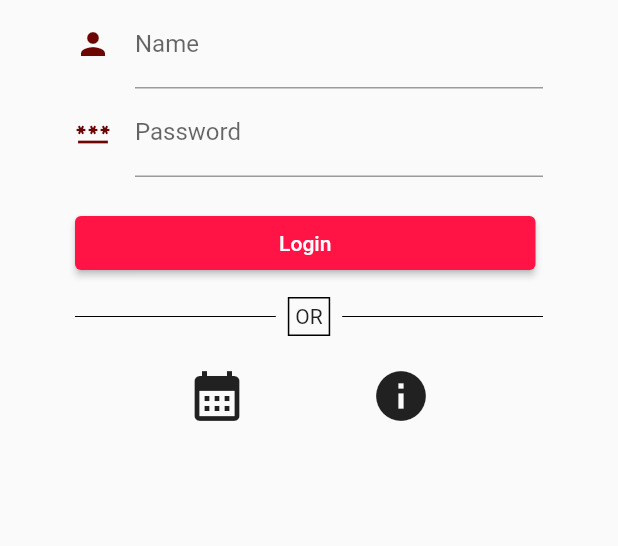
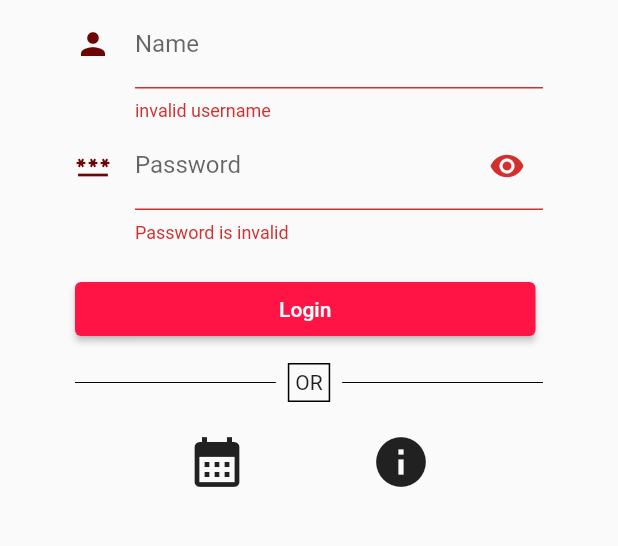
Before and after one commit to AlfonsInfo/Gofit-Development, a Flutter app: the screen it shows after launch, after a tap on "Login", on a phone screen of 412 x 824 dp, the part 571-1117 px from its top. Run offline on Flutter 3.47's test engine with Material 2 defaults, Android fonts, the phone set to English and light mode, and no system bars; our stand-ins replace flutter_bloc; accounts and stored records are empty.

Commit message:
login biasa

```diff
--- /dev/null
+++ b/mobile_app_gofit_0541/lib/Bloc/Home/form_submission_status.dart
@@ -0,0 +1,18 @@
+abstract class FormSumbissionStatus{
+  const FormSumbissionStatus();
+}
+
+class InitialFormStatus extends FormSumbissionStatus{
+  const InitialFormStatus();
+}
+
+class FormSubmitting extends FormSumbissionStatus{}
+
+class SubmissionSuccess extends FormSumbissionStatus{}
+
+
+class SubmissionFailed extends FormSumbissionStatus{
+  final Exception exception;
+
+  SubmissionFailed(this.exception);
+}
--- /dev/null
+++ b/mobile_app_gofit_0541/lib/Bloc/Home/login_bloc.dart
@@ -0,0 +1,45 @@
+import 'dart:async';
+import 'package:flutter_bloc/flutter_bloc.dart';
+import 'package:mobile_app_gofit_0541/Bloc/Home/form_submission_status.dart';
+import 'package:mobile_app_gofit_0541/Repository/auth_repository.dart';
+
+part 'login_event.dart';
+part 'login_state.dart';
+
+
+class LoginBloc extends Bloc<LoginEvent, LoginState>{
+  AuthRepository authRepo = AuthRepository();
+
+  // LoginBloc() : super(const LoginState()){
+  LoginBloc() : super(LoginState()){
+    on<LoginUsernameChanged>(_onEmailChanged);
+    on<LoginPasswordChanged>(_onPasswordChanged);
+    on<LoginSubmitted>(_onLoginSubmitted);
+  }
+
+  _onEmailChanged(LoginUsernameChanged event, Emitter<LoginState> emit)
+  {
+    emit(state.copyWith(username: event.username));
+  }
+
+  _onPasswordChanged(LoginPasswordChanged event, Emitter<LoginState> emit)
+  {
+    emit(state.copyWith(password: event.password));
+  }
+
+  _onLoginSubmitted (LoginSubmitted event, Emitter<LoginState> emit) async
+  {
+    emit(state.copyWith(formStatus: FormSubmitting()));
+    try{
+      final response = await authRepo.login(username: state.username, password: state.password);
+      emit(state.copyWith(formStatus: SubmissionSuccess()));
+    }catch(e){
+      emit(state.copyWith(formStatus: SubmissionFailed(e as Exception)));
+    }
+    // print('mantap jiwa boss');
+  }
+  // @override
+  // Stream<LoginState> mapEventToState(LoginEvent event) async*{
+
+
+}
--- /dev/null
+++ b/mobile_app_gofit_0541/lib/Bloc/Home/login_event.dart
@@ -0,0 +1,26 @@
+part of 'login_bloc.dart';
+
+
+//* Representasi Abstrak Semua Event Pada Form login
+abstract class LoginEvent{}
+
+
+
+//* Representasi Evnt perubahan username
+class LoginUsernameChanged extends LoginEvent{
+  final String? username;
+  LoginUsernameChanged({this.username});
+}
+
+
+
+//* Representasi Event perubahan password
+class LoginPasswordChanged extends LoginEvent{
+  final String? password;
+
+  LoginPasswordChanged({this.password});
+}
+
+
+//* Login Submitted
+class LoginSubmitted extends LoginEvent{}
--- /dev/null
+++ b/mobile_app_gofit_0541/lib/Bloc/Home/login_state.dart
@@ -0,0 +1,26 @@
+part of 'login_bloc.dart';
+
+
+class LoginState{
+  final String username;
+  bool get isValidUsername => username.length > 3;
+
+  final String password;
+  bool get isValidPassword => password.length > 3;
+
+  final FormSumbissionStatus formStatus;
+
+  LoginState({
+    this.username = '',
+    this.password = '',
+    this.formStatus = const InitialFormStatus()
+  });
+
+  LoginState copyWith({String? username, String? password, FormSumbissionStatus? formStatus = const InitialFormStatus()}){
+    return LoginState(
+      username: username ?? this.username,
+      password: password ?? this.password,
+      formStatus: formStatus ?? this.formStatus
+    );
+  }
+}
--- a/mobile_app_gofit_0541/lib/Models/login_user.dart
+++ b/mobile_app_gofit_0541/lib/Models/login_user.dart
@@ -1,29 +1,29 @@
-import 'package:http/http.dart' as http;
-import 'dart:convert';
-class LoginResult
-{
-  String message;
+// import 'package:http/http.dart' as http;
+// import 'dart:convert';
+// class LoginResult
+// {
+//   String message;
 
-  //* Constructor
-  LoginResult({required this.message});
+//   //* Constructor
+//   LoginResult({required this.message});
 
-  //* Factory Method
-  factory LoginResult.createLoginResult(Map<String, dynamic> object){
-    return LoginResult(message: object['message'], /*dst*/);
-  }
+//   //* Factory Method
+//   factory LoginResult.createLoginResult(Map<String, dynamic> object){
+//     return LoginResult(message: object['message'], /*dst*/);
+//   }
 
-  //* Penghubung ke API
-  //* login / login-mobile
-  static Future<LoginResult?>connectToAPI(String username, String password) async {
-    String apiURL = 'http://127.0.0.1:8000/api/login';
-    try{
-    var apiResult = await http.post(Uri.parse(apiURL), body:{'username': username, 'password': password });
-    var jsonObject = jsonDecode(apiResult.body);
-    return LoginResult.createLoginResult(jsonObject);
-    } catch(e){
-      // ignore: avoid_print
-      print(e.toString());
-      return null;
-    }
-  }
-}
+//   //* Penghubung ke API
+//   //* login / login-mobile
+//   static Future<LoginResult?>connectToAPI(String username, String password) async {
+//     String apiURL = 'http://127.0.0.1:8000/api/login';
+//     try{
+//     var apiResult = await http.post(Uri.parse(apiURL), body:{'username': username, 'password': password });
+//     var jsonObject = jsonDecode(apiResult.body);
+//     return LoginResult.createLoginResult(jsonObject);
+//     } catch(e){
+//       // ignore: avoid_print
+//       print(e.toString());
+//       return null;
+//     }
+//   }
+// }
--- /dev/null
+++ b/mobile_app_gofit_0541/lib/Pages/Auth/login_page.dart
@@ -0,0 +1,266 @@
+import 'package:flutter/material.dart';
+import 'package:flutter_bloc/flutter_bloc.dart';
+import 'package:mobile_app_gofit_0541/Models/login_user.dart';
+import 'package:mobile_app_gofit_0541/Repository/auth_repository.dart';
+import 'package:mobile_app_gofit_0541/Bloc/Home/form_submission_status.dart';
+import 'package:mobile_app_gofit_0541/Bloc/Home/login_bloc.dart';
+import 'package:mobile_app_gofit_0541/Pages/Public/public_page.dart';
+import 'package:mobile_app_gofit_0541/Pages/Home/home_page.dart';
+
+
+// //* Main Login
+// class MainLogin extends StatelessWidget {
+//   const MainLogin({super.key});
+
+//   @override
+//   Widget build(BuildContext context) {
+//     return RepositoryProvider(
+//       create: (_) => AuthRepository(),
+//       child : const  LoginPage());
+//   }
+// }
+
+class LoginPage extends StatefulWidget {
+  const LoginPage({super.key});
+
+  @override
+  State<LoginPage> createState() => _LoginPageState();
+}
+//*provider
+  //*block builder
+
+class _LoginPageState extends State<LoginPage> {
+  LoginResult? loginResult;
+  final _formKey = GlobalKey<FormState>();
+
+  @override
+  Widget build(BuildContext context) {
+    return Scaffold(
+      appBar: AppBar(title: const Text('Gofit Mobile Apps'),),
+      body: BlocProvider(
+        create: (context) => LoginBloc(),
+        child: _loginForm(context),
+      ),
+    );
+  }
+
+  Widget _loginForm(BuildContext context) {
+    return BlocListener<LoginBloc,LoginState>(
+      listener: (context, state) {
+        final formStatus= state.formStatus;
+        if(formStatus is SubmissionFailed){
+          _showSnackBar(context, formStatus.exception.toString());
+        }
+      },
+      child: BlocBuilder<LoginBloc,LoginState>(
+        builder: (context,state){
+        return SafeArea(
+            child: Form(
+              key: _formKey,
+              child: Container(
+                margin: const EdgeInsets.all(30),
+                child: ListView(
+                  shrinkWrap: true,
+                  padding: const EdgeInsets.all(20),
+                  children: [
+                    logoGofit(context),
+                    UsernameField(),
+                    const PasswordField(),
+                    LoginButton(formkey: _formKey),
+                    const PublicFeatures(),
+                    // apiTester()
+                  ],
+                ),
+              ),
+            ),
+          );
+        }
+      ),
+    );
+
+  }
+
+  //* Methods
+  void _showSnackBar(BuildContext context, String message) {
+    final snackBar = SnackBar(content: Text(message));
+    ScaffoldMessenger.of(context).showSnackBar(snackBar);
+  }
+
+  //* Widget Logo Gofit
+  SizedBox logoGofit(BuildContext context) {
+    return SizedBox(
+        height: MediaQuery.of(context).size.height * 1 / 3,
+        child: Image.asset('assets/images/logo-mobile-apps.png'));
+  }
+
+}
+
+//* Input Username
+class UsernameField extends StatelessWidget {
+  const UsernameField({super.key,});
+
+  //* Bloc Builder for the validation
+  @override
+  Widget build(BuildContext context) {
+    return BlocBuilder<LoginBloc, LoginState>(builder: (context, state) {
+      return TextFormField(
+        enabled: state.formStatus is !FormSubmitting ?,
+        decoration: const InputDecoration(
+          icon: Icon(Icons.person),
+          hintText: 'Username /ID Member',
+          labelText: 'Name',
+        ),
+        validator: (value) => state.isValidUsername ? null : 'invalid username',
+        onChanged: (value) => context.read<LoginBloc>().add(LoginUsernameChanged(username: value)),
+      );
+    },
+    );
+  }
+}
+
+//* Input Password
+class PasswordField extends StatefulWidget {
+  const PasswordField({super.key,});
+
+  @override
+  State<PasswordField> createState() => _PasswordFieldState();
+}
+
+class _PasswordFieldState extends State<PasswordField> {
+  bool statusShow = true;
+  @override
+  Widget build(BuildContext context) {
+    return BlocBuilder<LoginBloc, LoginState>(builder: (context, state) {
+      return TextFormField(
+        enabled: state.formStatus is !FormSubmitting ?,
+        obscureText: statusShow,
+        decoration:  InputDecoration(
+          suffixIcon: IconButton(
+            onPressed: () {
+              setState(() {
+                statusShow = !statusShow;
+              });
+            },
+            icon :  Icon((statusShow) ? Icons.visibility: Icons.visibility_off)),
+          icon: const Icon(Icons.password),
+          hintText: 'Password',
+          labelText: 'Password',
+        ),
+        validator: (value) =>
+            state.isValidPassword ? null : 'Password is invalid',
+        onChanged: (value) => context
+            .read<LoginBloc>()
+            .add(LoginPasswordChanged(password: value)),
+      );
+    });
+  }
+}
+
+// * Button Login
+class LoginButton extends StatelessWidget {
+  const LoginButton({super.key, required this.formkey});
+
+  final GlobalKey<FormState> formkey;
+  @override
+  Widget build(BuildContext context) {
+    return BlocBuilder<LoginBloc, LoginState>(builder: (context, state) {
+      return state.formStatus is FormSubmitting
+          ? const Center(
+              child: Padding(
+                padding: const EdgeInsets.only(top: 20),
+                  child: CircularProgressIndicator(),
+        ),
+      )
+          : Padding(
+              padding: const EdgeInsets.fromLTRB(0, 20, 5, 0),
+              child: SizedBox(
+                width: double.infinity,
+                child: ElevatedButton(
+                  onPressed: () => {
+                    if(formkey.currentState!.validate()){
+                    context.read<LoginBloc>().add(LoginSubmitted()),
+                    if(state.formStatus is SubmissionSuccess){
+                        Navigator.push(context, MaterialPageRoute(builder: (context) => HomePage()))
+                    }
+                    }
+                  },
+                  child: const Text('Login'),
+                  // style: ButtonStyle(
+                  // backgroundColor: MaterialStateProperty.all(Colors.yellow),
+                  // ),
+                ),
+              ),
+            );
+    });
+  }
+}
+
+//* Public Features
+class PublicFeatures extends StatelessWidget {
+  //* Constant Constructor
+  const PublicFeatures({
+    super.key,
+  });
+
+  @override
+  Widget build(BuildContext context) {
+    var divider = const Divider(
+      color: Colors.black,
+      height: 50,
+    );
+    return Column(
+      children: [
+        Row(children: <Widget>[
+          Expanded(child: divider),
+          Padding(
+            padding: const EdgeInsets.all(8.0),
+            child: Container(
+              decoration: BoxDecoration(
+                border: Border.all(color: Colors.black),
+              ),
+              child: const Padding(
+                padding: EdgeInsets.all(4.0),
+                child: Text("OR"),
+              ),
+            ),
+          ),
+          Expanded(child: divider),
+        ]),
+        Row(
+          mainAxisAlignment: MainAxisAlignment.spaceEvenly,
+          children: [
+            iconNav(Icons.calendar_month, 'Jadwal', context),
+            iconNav(Icons.info, 'Informasi',context),
+          ],
+        ),
+      ],
+    );
+  }
+
+  IconButton iconNav(IconData icon, String tooltipMessage,BuildContext context) {
+    return IconButton(
+        iconSize: 40,
+        onPressed: () => {
+          Navigator.push(context, MaterialPageRoute(builder: (context) => const PublicPage() ))
+        },
+        icon: Icon(
+          icon,
+        ),
+        tooltip: 'Jadwal');
+  }
+}
+
+
+
+//  //* Method Untuk Testing API
+//   ElevatedButton apiTester() {
+//     return ElevatedButton(
+//       onPressed: () {
+//         LoginResult.connectToAPI('yuna', '0541').then((value) {
+//           loginResult = value;
+//           // print(loginResult?.message);
+//         });
+//       },
+//       child: const Text('Test Api'),
+//     );
+//   }
--- /dev/null
+++ b/mobile_app_gofit_0541/lib/Pages/Home/home_page.dart
@@ -0,0 +1,14 @@
+import 'package:flutter/material.dart';
+import 'package:flutter/src/widgets/framework.dart';
+import 'package:flutter/src/widgets/placeholder.dart';
+
+class HomePage extends StatelessWidget {
+  const HomePage({super.key});
+
+  @override
+  Widget build(BuildContext context) {
+    return  Scaffold(
+      appBar: AppBar(title: const Text('Welcome To Gofit`s Home '),),
+    );
+  }
+}
--- /dev/null
+++ b/mobile_app_gofit_0541/lib/Pages/Public/public_page.dart
@@ -0,0 +1,15 @@
+import 'package:flutter/material.dart';
+import 'package:flutter/src/widgets/framework.dart';
+import 'package:flutter/src/widgets/placeholder.dart';
+
+class PublicPage extends StatelessWidget {
+  const PublicPage({super.key});
+
+  @override
+  Widget build(BuildContext context) {
+    return Scaffold(
+      appBar: AppBar(title: Text('Informasi Gofit'),),
+      body: Placeholder(),
+    );
+  }
+}
--- a/mobile_app_gofit_0541/lib/Pages/login_page.dart
+++ /dev/null
@@ -1,172 +0,0 @@
-import 'package:flutter/material.dart';
-import 'package:mobile_app_gofit_0541/Models/login_user.dart';
-
-class LoginPage extends StatefulWidget {
-  const LoginPage({super.key});
-
-  @override
-  State<LoginPage> createState() => _LoginPageState();
-}
-
-class _LoginPageState extends State<LoginPage> {
-  LoginResult? loginResult;
-  // final _formKey = GlobalKey<FormState>();
-  @override
-  Widget build(BuildContext context) {
-    return Scaffold(
-      // backgroundColor: Color(0xFF6C0604),
-      appBar: AppBar(
-        title: const Text('Gofit Mobile Apps'),
-      ),
-      body: SafeArea(
-        child: Form(
-          // key: ,
-          child: Container(
-            margin: const EdgeInsets.all(30),
-            child: ListView(
-              shrinkWrap: true,
-              padding: const EdgeInsets.all(20),
-              children: [
-                logoGofit(context),
-                const UsernameField(),
-                const PasswordField(),
-                const LoginButton(),
-                const PublicFeatures(),
-                // apiTester()
-              ],
-            ),
-          ),
-        ),
-      ),
-    );
-  }
-
-  ElevatedButton apiTester() {
-    return ElevatedButton(onPressed: (){
-                LoginResult.connectToAPI('yuna', '0541').then((value){
-                  loginResult = value;
-                  print(loginResult?.message);
-                });
-              }, child: Text('test'));
-  }
-
-  //* Methods
-  SizedBox logoGofit(BuildContext context) {
-    return SizedBox(
-        height: MediaQuery.of(context).size.height * 1 / 3,
-        child: Image.asset('assets/images/logo-mobile-apps.png'));
-  }
-}
-
-
-
-//* Username
-class UsernameField extends StatelessWidget {
-  const UsernameField({
-    super.key,
-  });
-
-  @override
-  Widget build(BuildContext context) {
-    return TextFormField(
-      decoration: const InputDecoration(
-        icon: Icon(Icons.person),
-        hintText: 'Username /ID Member',
-        labelText: 'Name',
-      ),
-    );
-  }
-}
-
-//* Password
-class PasswordField extends StatelessWidget {
-  const PasswordField({
-    super.key,
-  });
-
-  @override
-  Widget build(BuildContext context) {
-    return TextFormField(
-      obscureText: true,
-      decoration: const InputDecoration(
-        icon: Icon(Icons.password),
-        hintText: 'Password',
-        labelText: 'Password',
-      ),
-    );
-  }
-}
-
-// * Button Login
-
-class LoginButton extends StatelessWidget {
-  const LoginButton({
-    super.key,
-  });
-
-  @override
-  Widget build(BuildContext context) {
-    return Padding(
-      padding: const EdgeInsets.fromLTRB(0, 20, 5, 0),
-      child: SizedBox(
-        width: double.infinity,
-        child: ElevatedButton(
-          onPressed: () => {},
-          child: const Text('Login'),
-          // style: ButtonStyle(
-          // backgroundColor: MaterialStateProperty.all(Colors.yellow),
-          // ),
-        ),
-      ),
-    );
-  }
-}
-
-
-//* Public Features
-class PublicFeatures extends StatelessWidget {
-  const PublicFeatures({
-    super.key,
-  });
-
-  @override
-  Widget build(BuildContext context) {
-    var divider = const Divider(
-      color: Colors.black,
-      height: 50,
-    );
-    return Column(
-      children: [
-        Row(children: <Widget>[
-          Expanded(child: divider),
-          Padding(
-            padding: const EdgeInsets.all(8.0),
-            child: Container(
-                decoration: BoxDecoration(
-                  border: Border.all(color: Colors.black),
-                ),
-                child: const Padding(
-                  padding:  EdgeInsets.all(4.0),
-                  child:  Text("OR"),
-                ),
-                ),
-          ),
-          Expanded(child: divider),
-        ]),
-        Row(
-          mainAxisAlignment: MainAxisAlignment.spaceEvenly,
-          children: [
-            iconNav(Icons.calendar_month,'Jadwal'),
-            iconNav(Icons.info,'Informasi'),
- ],
-        )
-      ],
-    );
-  }
-
-  IconButton iconNav(IconData icon, String tooltipMessage) {
-    return IconButton(
-            iconSize: 40,
-            onPressed: () => {}, icon: Icon(icon,),tooltip: 'Jadwal');
-  }
-}
--- /dev/null
+++ b/mobile_app_gofit_0541/lib/Repository/auth_repository.dart
@@ -0,0 +1,42 @@
+
+import 'package:http/http.dart' as http;
+import 'dart:convert';
+
+class AuthRepository {
+  Future<LoginResult?> login({required String username, required String password}) async {
+    String apiURL = 'http://127.0.0.1:8000/api/login';
+    try{
+    var apiResult = await http.post(Uri.parse(apiURL), body:{'username': username, 'password': password });
+    var jsonObject = jsonDecode(apiResult.body);
+    print('proses login sukses');
+    return LoginResult.createLoginResult(jsonObject);
+    }catch(e){
+      // ignore: avoid_print
+      print(e.toString());
+      return null;
+    }
+  }
+}
+
+
+//* Template Response dari API
+class LoginResult
+{
+  String message;
+  String accessToken;
+  String user;
+  String pegawai;
+
+  //* Constructor
+  LoginResult({required this.message,required this.accessToken, required this.user, required this.pegawai});
+
+  //* Factory Method
+  factory LoginResult.createLoginResult(Map<String, dynamic> object){
+    return LoginResult(
+      message: object['message'],
+      accessToken: object['access_token'],
+      user : object['user']['id_pengguna'].toString(),
+      pegawai : object ['pegawai']['id_pegawai'].toString(),
+      /*dst*/);
+  }
+}
--- a/mobile_app_gofit_0541/lib/StateBlocTemplate/Home/login_bloc.dart
+++ /dev/null
@@ -1,12 +0,0 @@
-import 'dart:async';
-import 'package:flutter_bloc/flutter_bloc.dart';
-
-
-part 'login_event.dart';
-part 'login_state.dart';
-
-
-class LoginBloc extends Bloc<LoginEvent, LoginState>{
-  // LoginBloc() : super(const LoginState()){
-  LoginBloc() : super(LoginState());
-}
--- a/mobile_app_gofit_0541/lib/StateBlocTemplate/Home/login_event.dart
+++ /dev/null
@@ -1,8 +0,0 @@
-part of 'login_bloc.dart';
-
-
-
-
-class LoginEvent{
-
-}
--- a/mobile_app_gofit_0541/lib/StateBlocTemplate/Home/login_state.dart
+++ /dev/null
@@ -1,6 +0,0 @@
-part of 'login_bloc.dart';
-
-
-class LoginState{
-
-}
--- a/mobile_app_gofit_0541/lib/main.dart
+++ b/mobile_app_gofit_0541/lib/main.dart
@@ -1,16 +1,11 @@
 //*Dependency
 import 'package:flutter/material.dart';
-import 'package:mobile_app_gofit_0541/StateBlocTemplate/Home/login_bloc.dart';
 
 //* Page
-import 'Pages/login_page.dart';
+import 'Pages/Auth/login_page.dart';
 
 //* Theme
 import 'Config/theme_config.dart';
-
-//* State Management
-import 'package:flutter_bloc/flutter_bloc.dart';
-
 
 //* Starter App
 void main(){
@@ -35,10 +30,7 @@ class MainApp extends StatelessWidget {
           //* Theme
           theme: themeConfig.themeLight,
           // darkTheme: themeConfig.themeDark,
-          home : BlocProvider(
-            create: (_) => LoginBloc(),
-            child: const LoginPage(),
-          ),
+          home : const LoginPage(),
       );
       },
     );
```
Also changed, not shown: mobile_app_gofit_0541/lib/Pages/Home/changepw_page.dart (added).
